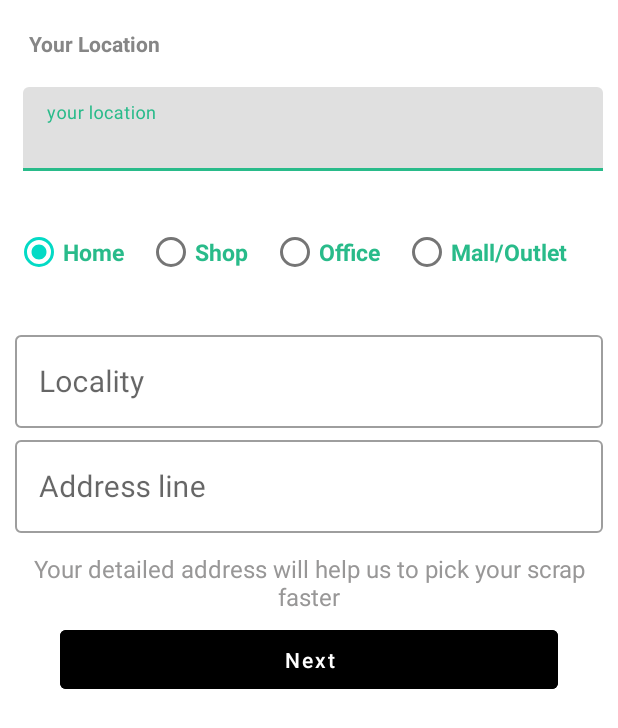
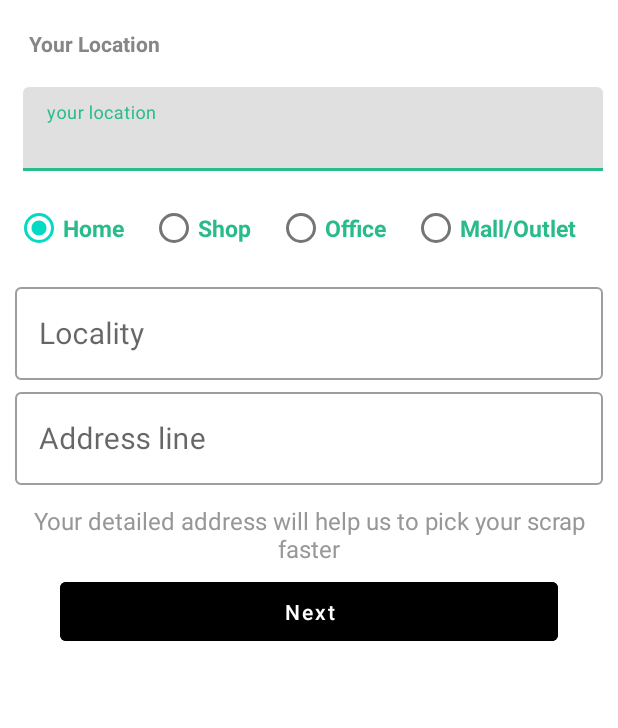
Before and after one commit to spandanpande/AddsCart, an Android app: the layout location_confirm.xml on its own in the app's theme, with its tools: preview values and no code run, on a phone screen of 412 x 824 dp. Shown: the top 728 px of the screen. Run offline under Robolectric (Android 15) with nearby library versions, the phone set to English and light mode, and no system bars; Roboto replaces fonts that are not available here.

Commit message:
final 01

```diff
--- a/app/src/main/res/layout/location_confirm.xml
+++ b/app/src/main/res/layout/location_confirm.xml
@@ -42,13 +42,12 @@
     <LinearLayout
         android:layout_width="match_parent"
         android:layout_height="wrap_content"
-        android:isScrollContainer="true"
         android:orientation="horizontal">
 
         <RadioGroup
             android:id="@+id/radio_Group"
-            android:layout_width="wrap_content"
-            android:layout_height="80dp"
+            android:layout_width="match_parent"
+            android:layout_height="wrap_content"
             android:orientation="horizontal"
             >
 
@@ -57,41 +56,41 @@
                 android:checked="true"
                 android:layout_width="wrap_content"
                 android:layout_height="match_parent"
-                android:layout_marginRight="15dp"
+                android:layout_weight="1"
                 android:text="Home"
                 android:textStyle="bold"
                 android:textColor="@color/purple_700"
-                android:textSize="15dp"  />
+                android:textSize="15sp"  />
 
             <RadioButton
                 android:id="@+id/radio_shop"
                 android:layout_width="wrap_content"
                 android:layout_height="match_parent"
-                android:layout_marginRight="15dp"
+                android:layout_weight="1"
                 android:text="Shop"
                 android:textStyle="bold"
                 android:textColor="@color/purple_700"
-                android:textSize="15dp"/>
+                android:textSize="15sp"/>
 
             <RadioButton
                 android:id="@+id/ratio_office"
                 android:layout_width="wrap_content"
                 android:layout_height="match_parent"
-                android:layout_marginRight="15dp"
+                android:layout_weight="1"
                 android:text="Office"
                 android:textStyle="bold"
                 android:textColor="@color/purple_700"
-                android:textSize="15dp"  />
+                android:textSize="15sp"  />
 
             <RadioButton
                 android:id="@+id/radio_outlet"
                 android:textStyle="bold"
                 android:layout_width="wrap_content"
                 android:layout_height="match_parent"
-                android:layout_marginRight="15dp"
+                android:layout_weight="1"
                 android:text="Mall/Outlet"
                 android:textColor="@color/purple_700"
-                android:textSize="15dp" />
+                android:textSize="15sp" />
 
         </RadioGroup>
 
```
Also changed, not shown: app/src/main/res/layout/activity_verify_number.xml (+47 -67 lines).
